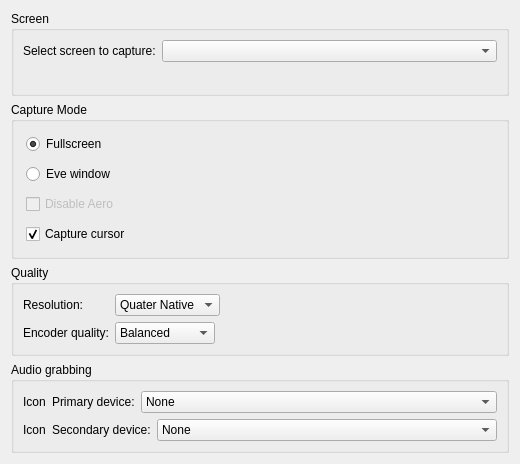
This is src/recordingsettings.ui in networkoptix/nx_open as Qt 5 draws it before an edit. The edited form follows.
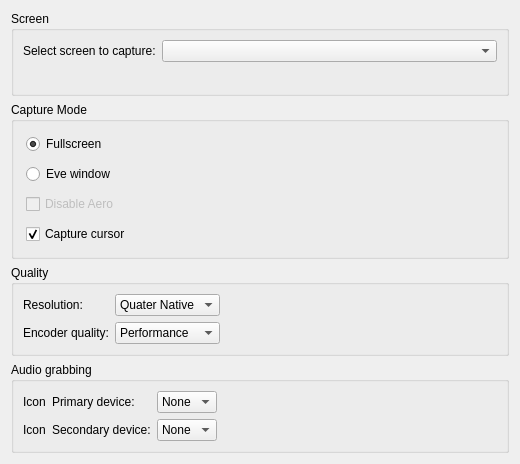
This is the edited form.

Commit message:
minor tweaks to preferences dialog
change copyrights from 2010 to 2011;
fix field alignments in recording settings dialog

<==== Mercurial data ====>
Branch: master

The edit to the form file:
```diff
--- a/src/recordingsettings.ui
+++ b/src/recordingsettings.ui
@@ -23,6 +23,9 @@
       <property name="sizeConstraint">
        <enum>QLayout::SetDefaultConstraint</enum>
       </property>
+      <property name="fieldGrowthPolicy">
+       <enum>QFormLayout::AllNonFixedFieldsGrow</enum>
+      </property>
       <item row="0" column="0">
        <widget class="QLabel" name="label_3">
         <property name="text">
@@ -109,22 +112,25 @@
      <property name="title">
       <string>Quality</string>
      </property>
-     <layout class="QFormLayout" name="formLayout">
-      <property name="fieldGrowthPolicy">
-       <enum>QFormLayout::FieldsStayAtSizeHint</enum>
-      </property>
+     <layout class="QGridLayout" name="gridLayout">
       <item row="0" column="0">
        <widget class="QLabel" name="label">
         <property name="text">
          <string>Resolution:</string>
         </property>
         <property name="alignment">
-         <set>Qt::AlignRight|Qt::AlignTrailing|Qt::AlignVCenter</set>
+         <set>Qt::AlignLeading|Qt::AlignLeft|Qt::AlignVCenter</set>
         </property>
        </widget>
       </item>
       <item row="0" column="1">
        <widget class="QComboBox" name="resolutionComboBox">
+        <property name="sizePolicy">
+         <sizepolicy hsizetype="Preferred" vsizetype="Fixed">
+          <horstretch>0</horstretch>
+          <verstretch>0</verstretch>
+         </sizepolicy>
+        </property>
         <property name="toolTip">
          <string comment="Use this to change output video resolution"/>
         </property>
@@ -164,17 +170,23 @@
          <string>Encoder quality:</string>
         </property>
         <property name="alignment">
-         <set>Qt::AlignRight|Qt::AlignTrailing|Qt::AlignVCenter</set>
+         <set>Qt::AlignLeading|Qt::AlignLeft|Qt::AlignVCenter</set>
         </property>
        </widget>
       </item>
       <item row="1" column="1">
        <widget class="QComboBox" name="qualityComboBox">
+        <property name="sizePolicy">
+         <sizepolicy hsizetype="Preferred" vsizetype="Fixed">
+          <horstretch>0</horstretch>
+          <verstretch>0</verstretch>
+         </sizepolicy>
+        </property>
         <property name="toolTip">
          <string comment="Use this to set encoder quality"/>
         </property>
         <property name="currentIndex">
-         <number>1</number>
+         <number>2</number>
         </property>
         <item>
          <property name="text">
@@ -193,6 +205,32 @@
         </item>
        </widget>
       </item>
+      <item row="0" column="2">
+       <spacer name="horizontalSpacer">
+        <property name="orientation">
+         <enum>Qt::Horizontal</enum>
+        </property>
+        <property name="sizeHint" stdset="0">
+         <size>
+          <width>40</width>
+          <height>20</height>
+         </size>
+        </property>
+       </spacer>
+      </item>
+      <item row="1" column="2">
+       <spacer name="horizontalSpacer_2">
+        <property name="orientation">
+         <enum>Qt::Horizontal</enum>
+        </property>
+        <property name="sizeHint" stdset="0">
+         <size>
+          <width>40</width>
+          <height>20</height>
+         </size>
+        </property>
+       </spacer>
+      </item>
      </layout>
     </widget>
    </item>
@@ -201,65 +239,17 @@
      <property name="title">
       <string>Audio grabbing</string>
      </property>
-     <layout class="QFormLayout" name="formLayout_3">
-      <property name="formAlignment">
-       <set>Qt::AlignLeading|Qt::AlignLeft|Qt::AlignTop</set>
-      </property>
-      <item row="1" column="0" colspan="2">
+     <layout class="QGridLayout" name="gridLayout_2">
+      <item row="0" column="0">
        <layout class="QHBoxLayout" name="horizontalLayout_2">
-        <property name="spacing">
-         <number>6</number>
-        </property>
-        <item>
-         <widget class="QLabel" name="label_secondaryDeviceIcon">
-          <property name="text">
-           <string>Icon</string>
-          </property>
-         </widget>
-        </item>
-        <item>
-         <widget class="QLabel" name="label_secondaryDeviceText">
-          <property name="sizePolicy">
-           <sizepolicy hsizetype="Minimum" vsizetype="Preferred">
-            <horstretch>0</horstretch>
-            <verstretch>0</verstretch>
-           </sizepolicy>
-          </property>
-          <property name="minimumSize">
-           <size>
-            <width>0</width>
-            <height>0</height>
-           </size>
-          </property>
-          <property name="text">
-           <string>Secondary device:</string>
-          </property>
-         </widget>
-        </item>
-        <item>
-         <widget class="QComboBox" name="secondaryAudioDeviceComboBox">
-          <property name="sizePolicy">
-           <sizepolicy hsizetype="Expanding" vsizetype="Fixed">
-            <horstretch>0</horstretch>
-            <verstretch>0</verstretch>
-           </sizepolicy>
-          </property>
-          <item>
-           <property name="text">
-            <string>None</string>
-           </property>
-          </item>
-         </widget>
-        </item>
-       </layout>
-      </item>
-      <item row="0" column="0" colspan="2">
-       <layout class="QHBoxLayout" name="horizontalLayout">
-        <property name="spacing">
-         <number>6</number>
-        </property>
         <item>
          <widget class="QLabel" name="label_primaryDeviceIcon">
+          <property name="sizePolicy">
+           <sizepolicy hsizetype="Maximum" vsizetype="Maximum">
+            <horstretch>0</horstretch>
+            <verstretch>0</verstretch>
+           </sizepolicy>
+          </property>
           <property name="text">
            <string>Icon</string>
           </property>
@@ -284,26 +274,103 @@
           </property>
          </widget>
         </item>
+       </layout>
+      </item>
+      <item row="0" column="1">
+       <widget class="QComboBox" name="primaryAudioDeviceComboBox">
+        <property name="sizePolicy">
+         <sizepolicy hsizetype="Preferred" vsizetype="Fixed">
+          <horstretch>0</horstretch>
+          <verstretch>0</verstretch>
+         </sizepolicy>
+        </property>
+        <property name="toolTip">
+         <string comment="Use this to select audio device"/>
+        </property>
         <item>
-         <widget class="QComboBox" name="primaryAudioDeviceComboBox">
+         <property name="text">
+          <string>None</string>
+         </property>
+        </item>
+       </widget>
+      </item>
+      <item row="1" column="0">
+       <layout class="QHBoxLayout" name="horizontalLayout_5">
+        <item>
+         <widget class="QLabel" name="label_secondaryDeviceIcon">
           <property name="sizePolicy">
-           <sizepolicy hsizetype="Expanding" vsizetype="Fixed">
+           <sizepolicy hsizetype="Maximum" vsizetype="Maximum">
             <horstretch>0</horstretch>
             <verstretch>0</verstretch>
            </sizepolicy>
           </property>
-          <property name="toolTip">
-           <string comment="Use this to select audio device"/>
+          <property name="text">
+           <string>Icon</string>
           </property>
-          <item>
-           <property name="text">
-            <string>None</string>
-           </property>
-          </item>
          </widget>
         </item>
+        <item>
+         <widget class="QLabel" name="label_secondaryDeviceText">
+          <property name="sizePolicy">
+           <sizepolicy hsizetype="Minimum" vsizetype="Preferred">
+            <horstretch>0</horstretch>
+            <verstretch>0</verstretch>
+           </sizepolicy>
+          </property>
+          <property name="minimumSize">
+           <size>
+            <width>0</width>
+            <height>0</height>
+           </size>
+          </property>
+          <property name="text">
+           <string>Secondary device:</string>
+          </property>
+         </widget>
+        </item>
        </layout>
       </item>
+      <item row="1" column="1">
+       <widget class="QComboBox" name="secondaryAudioDeviceComboBox">
+        <property name="sizePolicy">
+         <sizepolicy hsizetype="Preferred" vsizetype="Fixed">
+          <horstretch>0</horstretch>
+          <verstretch>0</verstretch>
+         </sizepolicy>
+        </property>
+        <item>
+         <property name="text">
+          <string>None</string>
+         </property>
+        </item>
+       </widget>
+      </item>
+      <item row="0" column="2">
+       <spacer name="horizontalSpacer_3">
+        <property name="orientation">
+         <enum>Qt::Horizontal</enum>
+        </property>
+        <property name="sizeHint" stdset="0">
+         <size>
+          <width>40</width>
+          <height>20</height>
+         </size>
+        </property>
+       </spacer>
+      </item>
+      <item row="1" column="2">
+       <spacer name="horizontalSpacer_4">
+        <property name="orientation">
+         <enum>Qt::Horizontal</enum>
+        </property>
+        <property name="sizeHint" stdset="0">
+         <size>
+          <width>40</width>
+          <height>20</height>
+         </size>
+        </property>
+       </spacer>
+      </item>
      </layout>
     </widget>
    </item>
```
The commit also changes 1 other file.
